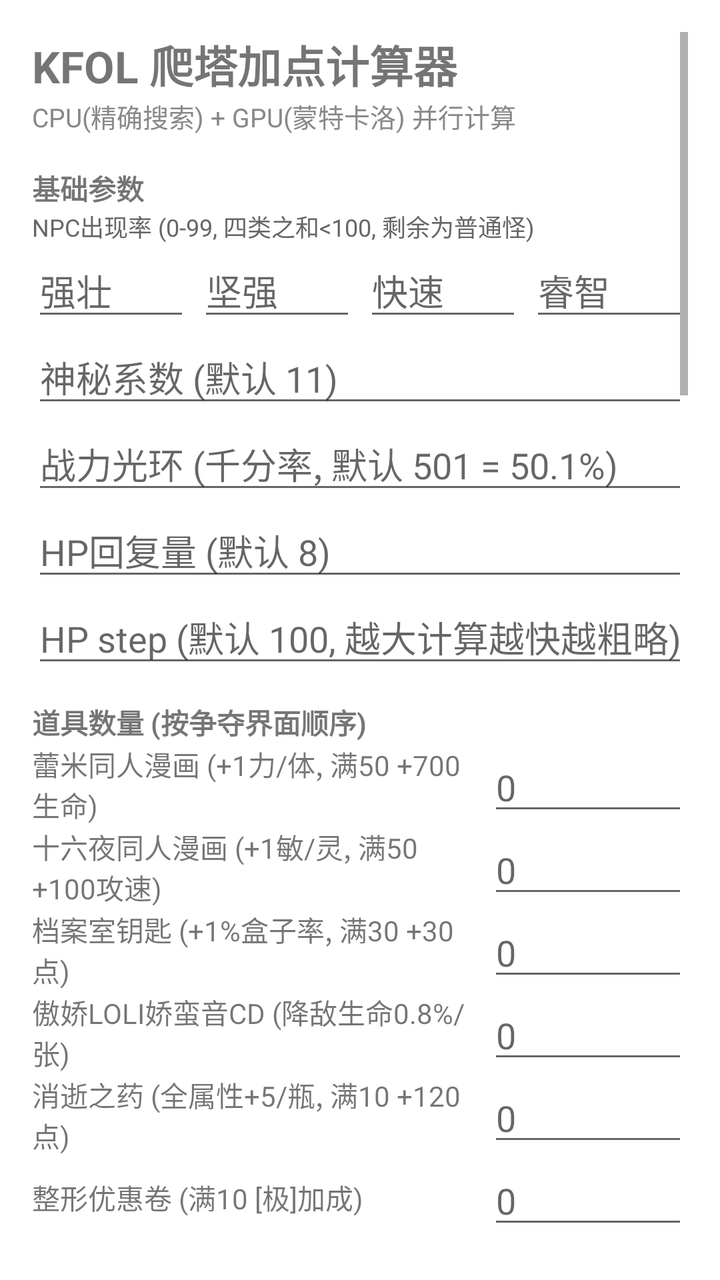
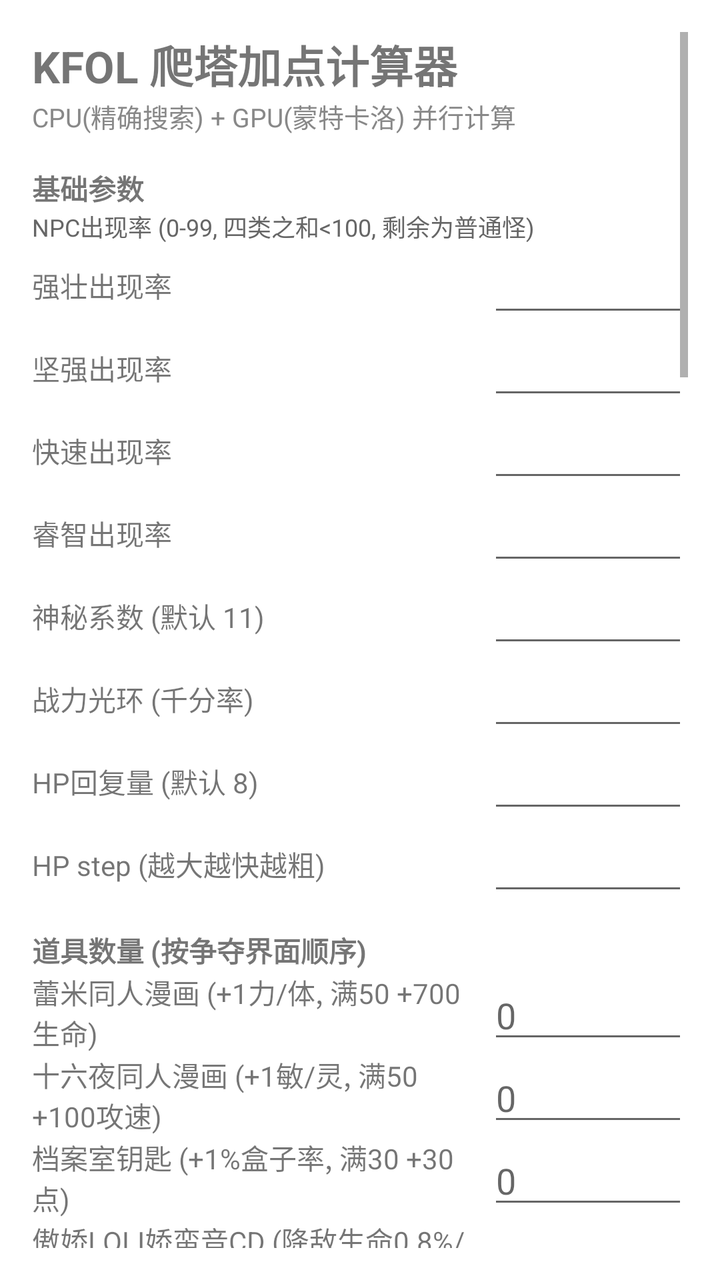

Before-and-after screenshots of an Android layout around one commit, followed by the original layout XML and the change that was made.
<!-- AndroidManifest.xml: application theme Theme.KFOLCalc -->
<!-- res/layout/activity_main.xml -->
<?xml version="1.0" encoding="utf-8"?>
<ScrollView xmlns:android="http://schemas.android.com/apk/res/android"
    android:layout_width="match_parent"
    android:layout_height="match_parent"
    android:padding="16dp">

    <LinearLayout
        android:layout_width="match_parent"
        android:layout_height="wrap_content"
        android:orientation="vertical">

        <TextView
            android:layout_width="wrap_content"
            android:layout_height="wrap_content"
            android:text="KFOL 爬塔加点计算器"
            android:textSize="22sp"
            android:textStyle="bold" />

        <TextView
            android:layout_width="wrap_content"
            android:layout_height="wrap_content"
            android:text="CPU(精确搜索) + GPU(蒙特卡洛) 并行计算"
            android:textSize="13sp"
            android:textColor="#888888" />

        
        <TextView
            android:layout_width="wrap_content"
            android:layout_height="wrap_content"
            android:layout_marginTop="16dp"
            android:text="基础参数"
            android:textStyle="bold" />

        <TextView
            android:layout_width="wrap_content"
            android:layout_height="wrap_content"
            android:text="NPC出现率 (0-99, 四类之和&lt;100, 剩余为普通怪)"
            android:textSize="12sp"
            android:textColor="#666666" />

        <LinearLayout
            android:layout_width="match_parent"
            android:layout_height="wrap_content"
            android:orientation="horizontal">

            <EditText
                android:id="@+id/npcRateStrgInput"
                android:layout_width="0dp"
                android:layout_height="wrap_content"
                android:layout_marginEnd="4dp"
                android:layout_weight="1"
                android:hint="强壮"
                android:inputType="number" />

            <EditText
                android:id="@+id/npcRateToghInput"
                android:layout_width="0dp"
                android:layout_height="wrap_content"
                android:layout_marginEnd="4dp"
                android:layout_weight="1"
                android:hint="坚强"
                android:inputType="number" />

            <EditText
                android:id="@+id/npcRateFastInput"
                android:layout_width="0dp"
                android:layout_height="wrap_content"
                android:layout_marginEnd="4dp"
                android:layout_weight="1"
                android:hint="快速"
                android:inputType="number" />

            <EditText
                android:id="@+id/npcRateClvrInput"
                android:layout_width="0dp"
                android:layout_height="wrap_content"
                android:layout_weight="1"
                android:hint="睿智"
                android:inputType="number" />
        </LinearLayout>

        <EditText
            android:id="@+id/coefInput"
            android:layout_width="match_parent"
            android:layout_height="wrap_content"
            android:hint="神秘系数 (默认 11)"
            android:inputType="number" />

        <EditText
            android:id="@+id/auraInput"
            android:layout_width="match_parent"
            android:layout_height="wrap_content"
            android:hint="战力光环 (千分率, 默认 501 = 50.1%)"
            android:inputType="number" />

        <EditText
            android:id="@+id/hpHealInput"
            android:layout_width="match_parent"
            android:layout_height="wrap_content"
            android:hint="HP回复量 (默认 8)"
            android:inputType="number" />

        <EditText
            android:id="@+id/hpStepInput"
            android:layout_width="match_parent"
            android:layout_height="wrap_content"
            android:hint="HP step (默认 100, 越大计算越快越粗略)"
            android:inputType="number" />

        
        <TextView
            android:layout_width="wrap_content"
            android:layout_height="wrap_content"
            android:layout_marginTop="12dp"
            android:text="道具数量 (按争夺界面顺序)"
            android:textStyle="bold" />

        <LinearLayout
            android:layout_width="match_parent"
            android:layout_height="wrap_content"
            android:orientation="horizontal">

            <TextView
                android:layout_width="0dp"
                android:layout_height="wrap_content"
                android:layout_gravity="center_vertical"
                android:layout_weight="1"
                android:text="蕾米同人漫画 (+1力/体, 满50 +700生命)"
                android:textSize="14sp" />

            <EditText
                android:id="@+id/itemRemInput"
                android:layout_width="100dp"
                android:layout_height="wrap_content"
                android:hint="0"
                android:inputType="number" />
        </LinearLayout>

        <LinearLayout
            android:layout_width="match_parent"
            android:layout_height="wrap_content"
            android:orientation="horizontal">

            <TextView
                android:layout_width="0dp"
                android:layout_height="wrap_content"
                android:layout_gravity="center_vertical"
                android:layout_weight="1"
                android:text="十六夜同人漫画 (+1敏/灵, 满50 +100攻速)"
                android:textSize="14sp" />

            <EditText
                android:id="@+id/itemIzaInput"
                android:layout_width="100dp"
                android:layout_height="wrap_content"
                android:hint="0"
                android:inputType="number" />
        </LinearLayout>

        <LinearLayout
            android:layout_width="match_parent"
            android:layout_height="wrap_content"
            android:orientation="horizontal">

            <TextView
                android:layout_width="0dp"
                android:layout_height="wrap_content"
                android:layout_gravity="center_vertical"
                android:layout_weight="1"
                android:text="档案室钥匙 (+1%盒子率, 满30 +30点)"
                android:textSize="14sp" />

            <EditText
                android:id="@+id/itemKeyInput"
                android:layout_width="100dp"
                android:layout_height="wrap_content"
                android:hint="0"
                android:inputType="number" />
        </LinearLayout>

        <LinearLayout
            android:layout_width="match_parent"
            android:layout_height="wrap_content"
            android:orientation="horizontal">

            <TextView
                android:layout_width="0dp"
                android:layout_height="wrap_content"
                android:layout_gravity="center_vertical"
                android:layout_weight="1"
                android:text="傲娇LOLI娇蛮音CD (降敌生命0.8%/张)"
                android:textSize="14sp" />

            <EditText
                android:id="@+id/itemLolInput"
                android:layout_width="100dp"
                android:layout_height="wrap_content"
                android:hint="0"
                android:inputType="number" />
        </LinearLayout>

        <LinearLayout
            android:layout_width="match_parent"
            android:layout_height="wrap_content"
            android:orientation="horizontal">

            <TextView
                android:layout_width="0dp"
                android:layout_height="wrap_content"
                android:layout_gravity="center_vertical"
                android:layout_weight="1"
                android:text="消逝之药 (全属性+5/瓶, 满10 +120点)"
                android:textSize="14sp" />

            <EditText
                android:id="@+id/itemYaoInput"
                android:layout_width="100dp"
                android:layout_height="wrap_content"
                android:hint="0"
                android:inputType="number" />
        </LinearLayout>

        <LinearLayout
            android:layout_width="match_parent"
            android:layout_height="wrap_content"
            android:orientation="horizontal">

            <TextView
                android:layout_width="0dp"
                android:layout_height="wrap_content"
                android:layout_gravity="center_vertical"
                android:layout_weight="1"
                android:text="整形优惠卷 (满10 [极]加成)"
                android:textSize="14sp" />

            <EditText
                android:id="@+id/itemZheInput"
                android:layout_width="100dp"
                android:layout_height="wrap_content"
                android:hint="0"
                android:inputType="number" />
        </LinearLayout>

        
        <TextView
            android:layout_width="wrap_content"
            android:layout_height="wrap_content"
            android:layout_marginTop="12dp"
            android:text="可分配点数 (输入后实时计算最佳加点)"
            android:textStyle="bold" />

        <EditText
            android:id="@+id/pointsInput"
            android:layout_width="match_parent"
            android:layout_height="wrap_content"
            android:hint="可分配点数"
            android:inputType="number" />

        <TextView
            android:layout_width="wrap_content"
            android:layout_height="wrap_content"
            android:layout_marginTop="8dp"
            android:text="最佳加点 (可手动修改, 输入点数后自动计算覆盖)"
            android:textSize="12sp"
            android:textColor="#666666" />

        <LinearLayout
            android:layout_width="match_parent"
            android:layout_height="wrap_content"
            android:orientation="horizontal">

            <TextView
                android:layout_width="0dp"
                android:layout_height="wrap_content"
                android:layout_gravity="center_vertical"
                android:layout_weight="1"
                android:text="力量"
                android:textSize="14sp" />

            <EditText
                android:id="@+id/attrStrInput"
                android:layout_width="100dp"
                android:layout_height="wrap_content"
                android:inputType="number" />
        </LinearLayout>

        <LinearLayout
            android:layout_width="match_parent"
            android:layout_height="wrap_content"
            android:orientation="horizontal">

            <TextView
                android:layout_width="0dp"
                android:layout_height="wrap_content"
                android:layout_gravity="center_vertical"
                android:layout_weight="1"
                android:text="体质"
                android:textSize="14sp" />

            <EditText
                android:id="@+id/attrVitInput"
                android:layout_width="100dp"
                android:layout_height="wrap_content"
                android:inputType="number" />
        </LinearLayout>

        <LinearLayout
            android:layout_width="match_parent"
            android:layout_height="wrap_content"
            android:orientation="horizontal">

            <TextView
                android:layout_width="0dp"
                android:layout_height="wrap_content"
                android:layout_gravity="center_vertical"
                android:layout_weight="1"
                android:text="敏捷"
                android:textSize="14sp" />

            <EditText
                android:id="@+id/attrAgiInput"
                android:layout_width="100dp"
                android:layout_height="wrap_content"
                android:inputType="number" />
        </LinearLayout>

        <LinearLayout
            android:layout_width="match_parent"
            android:layout_height="wrap_content"
            android:orientation="horizontal">

            <TextView
                android:layout_width="0dp"
                android:layout_height="wrap_content"
                android:layout_gravity="center_vertical"
                android:layout_weight="1"
                android:text="灵活"
                android:textSize="14sp" />

            <EditText
                android:id="@+id/attrDexInput"
                android:layout_width="100dp"
                android:layout_height="wrap_content"
                android:inputType="number" />
        </LinearLayout>

        <LinearLayout
            android:layout_width="match_parent"
            android:layout_height="wrap_content"
            android:orientation="horizontal">

            <TextView
                android:layout_width="0dp"
                android:layout_height="wrap_content"
                android:layout_gravity="center_vertical"
                android:layout_weight="1"
                android:text="智力"
                android:textSize="14sp" />

            <EditText
                android:id="@+id/attrIntInput"
                android:layout_width="100dp"
                android:layout_height="wrap_content"
                android:inputType="number" />
        </LinearLayout>

        <LinearLayout
            android:layout_width="match_parent"
            android:layout_height="wrap_content"
            android:orientation="horizontal">

            <TextView
                android:layout_width="0dp"
                android:layout_height="wrap_content"
                android:layout_gravity="center_vertical"
                android:layout_weight="1"
                android:text="意志"
                android:textSize="14sp" />

            <EditText
                android:id="@+id/attrResInput"
                android:layout_width="100dp"
                android:layout_height="wrap_content"
                android:inputType="number" />
        </LinearLayout>

        <LinearLayout
            android:layout_width="match_parent"
            android:layout_height="wrap_content"
            android:orientation="horizontal">

            <TextView
                android:layout_width="0dp"
                android:layout_height="wrap_content"
                android:layout_gravity="center_vertical"
                android:layout_weight="1"
                android:text="耐力"
                android:textSize="14sp" />

            <EditText
                android:id="@+id/attrStaInput"
                android:layout_width="100dp"
                android:layout_height="wrap_content"
                android:inputType="number" />
        </LinearLayout>

        <LinearLayout
            android:layout_width="match_parent"
            android:layout_height="wrap_content"
            android:orientation="horizontal">

            <TextView
                android:layout_width="0dp"
                android:layout_height="wrap_content"
                android:layout_gravity="center_vertical"
                android:layout_weight="1"
                android:text="幸运"
                android:textSize="14sp" />

            <EditText
                android:id="@+id/attrLukInput"
                android:layout_width="100dp"
                android:layout_height="wrap_content"
                android:inputType="number" />
        </LinearLayout>

        
        <TextView
            android:layout_width="wrap_content"
            android:layout_height="wrap_content"
            android:layout_marginTop="12dp"
            android:text="计算模式"
            android:textStyle="bold" />

        <RadioGroup
            android:id="@+id/modeGroup"
            android:layout_width="match_parent"
            android:layout_height="wrap_content"
            android:orientation="horizontal">

            <RadioButton
                android:id="@+id/modeFromFirst"
                android:layout_width="wrap_content"
                android:layout_height="wrap_content"
                android:checked="true"
                android:text="从第一层开始" />

            <RadioButton
                android:id="@+id/modeFromLvl"
                android:layout_width="wrap_content"
                android:layout_height="wrap_content"
                android:text="从指定层开始" />
        </RadioGroup>

        <EditText
            android:id="@+id/startLvlInput"
            android:layout_width="match_parent"
            android:layout_height="wrap_content"
            android:enabled="false"
            android:hint="起始层数 (选「从指定层开始」时生效)"
            android:inputType="number" />

        <EditText
            android:id="@+id/maxLvlInput"
            android:layout_width="match_parent"
            android:layout_height="wrap_content"
            android:hint="目标层数 / 最大层数 (超过视为打不赢)"
            android:inputType="number" />

        
        <TextView
            android:layout_width="wrap_content"
            android:layout_height="wrap_content"
            android:layout_marginTop="12dp"
            android:text="装备等级"
            android:textStyle="bold" />

        <EditText
            android:id="@+id/wpnLvlInput"
            android:layout_width="match_parent"
            android:layout_height="wrap_content"
            android:hint="武器等级"
            android:inputType="number" />

        <EditText
            android:id="@+id/amrLvlInput"
            android:layout_width="match_parent"
            android:layout_height="wrap_content"
            android:hint="护甲等级"
            android:inputType="number" />

        <EditText
            android:id="@+id/neckLvlInput"
            android:layout_width="match_parent"
            android:layout_height="wrap_content"
            android:enabled="false"
            android:hint="项链等级 (绝版, 固定 0)"
            android:inputType="number"
            android:text="0" />

        <TextView
            android:layout_width="wrap_content"
            android:layout_height="wrap_content"
            android:layout_marginTop="12dp"
            android:text="装备粘贴 (绯月复制后一键粘贴)"
            android:textStyle="bold" />

        <TextView
            android:layout_width="wrap_content"
            android:layout_height="wrap_content"
            android:text="类型: Fist/Sword/Bow/Staff(武器) · Body/Plate/Leather/Cloth(防具)"
            android:textSize="11sp"
            android:textColor="#666666" />

        <EditText
            android:id="@+id/equipInput"
            android:layout_width="match_parent"
            android:layout_height="wrap_content"
            android:gravity="top"
            android:hint="【例如：】&#10;Cloth #90442450&#10;1 IMT&#10;4 AMR RFL CRD SLD&#10;8 HEL COF 5 HEL COF 2 SRD COF 5 SLD VIT 5 SRD COF 3 SLD DEX 5 AMR RES 3 HEL COF 2&#10;&#10;Sword #89545072&#10;1 AMT&#10;4 BRC CRT LCH SKL&#10;8 CRT INT 3 BRC AGI 3 BRC COF 4 BRC AGI 5 LCH COF 2 ATK STR 2 SPD AGI 2 BRC INT 5"
            android:inputType="textMultiLine"
            android:minLines="6"
            android:maxLines="12"
            android:textSize="13sp" />

        <Button
            android:id="@+id/pasteBtn"
            android:layout_width="match_parent"
            android:layout_height="wrap_content"
            android:text="一键粘贴" />

        <Button
            android:id="@+id/parseEquipBtn"
            android:layout_width="match_parent"
            android:layout_height="wrap_content"
            android:text="解析装备并加入计算" />

        <TextView
            android:id="@+id/equipInfoView"
            android:layout_width="match_parent"
            android:layout_height="wrap_content"
            android:fontFamily="monospace"
            android:text=""
            android:textSize="12sp" />

        <Button
            android:id="@+id/searchBtn"
            android:layout_width="match_parent"
            android:layout_height="wrap_content"
            android:layout_marginTop="16dp"
            android:text="开始计算" />

        
        <TextView
            android:layout_width="wrap_content"
            android:layout_height="wrap_content"
            android:layout_marginTop="16dp"
            android:text="高级选项 (LIMIT ~ MINWINRATE)"
            android:textStyle="bold" />

        <TextView
            android:layout_width="wrap_content"
            android:layout_height="wrap_content"
            android:text="从 kfol.in 可选选项区复制后一键粘贴, 默认已填推荐配置"
            android:textSize="11sp"
            android:textColor="#666666" />

        <EditText
            android:id="@+id/optInput"
            android:layout_width="match_parent"
            android:layout_height="wrap_content"
            android:gravity="top"
            android:hint="LIMIT 1 200&#10;VIT MAX 150&#10;ENDLIMIT&#10;MAXROUND 15&#10;FASTSKILL 4&#10;TOUGHSKILL 1&#10;BATTLESTEP 10&#10;GRIDOPTION 6 3 5&#10;MINWINRATE 100"
            android:inputType="textMultiLine"
            android:minLines="8"
            android:maxLines="14"
            android:textSize="13sp" />

        <Button
            android:id="@+id/pasteOptBtn"
            android:layout_width="match_parent"
            android:layout_height="wrap_content"
            android:text="一键粘贴高级选项" />

        <TextView
            android:id="@+id/statusView"
            android:layout_width="match_parent"
            android:layout_height="wrap_content"
            android:layout_marginTop="8dp"
            android:text=""
            android:textSize="14sp" />

        <TextView
            android:id="@+id/resultView"
            android:layout_width="match_parent"
            android:layout_height="wrap_content"
            android:layout_marginTop="8dp"
            android:fontFamily="monospace"
            android:text=""
            android:textSize="15sp" />

    </LinearLayout>
</ScrollView>
<!-- resources referenced by this layout -->
<resources>
  <style name="Theme.KFOLCalc" parent="Theme.MaterialComponents.DayNight.NoActionBar" />
</resources>

<!-- the commit's change to res/layout/activity_main.xml (unified diff, before → after) -->
@@ -43,69 +43,160 @@
             android:layout_height="wrap_content"
             android:orientation="horizontal">
 
+            <TextView
+                android:layout_width="0dp"
+                android:layout_height="wrap_content"
+                android:layout_gravity="center_vertical"
+                android:layout_weight="1"
+                android:text="强壮出现率"
+                android:textSize="14sp" />
+
             <EditText
                 android:id="@+id/npcRateStrgInput"
-                android:layout_width="0dp"
-                android:layout_height="wrap_content"
-                android:layout_marginEnd="4dp"
-                android:layout_weight="1"
-                android:hint="强壮"
-                android:inputType="number" />
+                android:layout_width="100dp"
+                android:layout_height="wrap_content"
+                android:inputType="number" />
+        </LinearLayout>
+
+        <LinearLayout
+            android:layout_width="match_parent"
+            android:layout_height="wrap_content"
+            android:orientation="horizontal">
+
+            <TextView
+                android:layout_width="0dp"
+                android:layout_height="wrap_content"
+                android:layout_gravity="center_vertical"
+                android:layout_weight="1"
+                android:text="坚强出现率"
+                android:textSize="14sp" />
 
             <EditText
                 android:id="@+id/npcRateToghInput"
-                android:layout_width="0dp"
-                android:layout_height="wrap_content"
-                android:layout_marginEnd="4dp"
-                android:layout_weight="1"
-                android:hint="坚强"
-                android:inputType="number" />
+                android:layout_width="100dp"
+                android:layout_height="wrap_content"
+                android:inputType="number" />
+        </LinearLayout>
+
+        <LinearLayout
+            android:layout_width="match_parent"
+            android:layout_height="wrap_content"
+            android:orientation="horizontal">
+
+            <TextView
+                android:layout_width="0dp"
+                android:layout_height="wrap_content"
+                android:layout_gravity="center_vertical"
+                android:layout_weight="1"
+                android:text="快速出现率"
+                android:textSize="14sp" />
 
             <EditText
                 android:id="@+id/npcRateFastInput"
-                android:layout_width="0dp"
-                android:layout_height="wrap_content"
-                android:layout_marginEnd="4dp"
-                android:layout_weight="1"
-                android:hint="快速"
-                android:inputType="number" />
+                android:layout_width="100dp"
+                android:layout_height="wrap_content"
+                android:inputType="number" />
+        </LinearLayout>
+
+        <LinearLayout
+            android:layout_width="match_parent"
+            android:layout_height="wrap_content"
+            android:orientation="horizontal">
+
+            <TextView
+                android:layout_width="0dp"
+                android:layout_height="wrap_content"
+                android:layout_gravity="center_vertical"
+                android:layout_weight="1"
+                android:text="睿智出现率"
+                android:textSize="14sp" />
 
             <EditText
                 android:id="@+id/npcRateClvrInput"
-                android:layout_width="0dp"
-                android:layout_height="wrap_content"
-                android:layout_weight="1"
-                android:hint="睿智"
-                android:inputType="number" />
-        </LinearLayout>
-
-        <EditText
-            android:id="@+id/coefInput"
-            android:layout_width="match_parent"
-            android:layout_height="wrap_content"
-            android:hint="神秘系数 (默认 11)"
-            android:inputType="number" />
-
-        <EditText
-            android:id="@+id/auraInput"
-            android:layout_width="match_parent"
-            android:layout_height="wrap_content"
-            android:hint="战力光环 (千分率, 默认 501 = 50.1%)"
-            android:inputType="number" />
-
-        <EditText
-            android:id="@+id/hpHealInput"
-            android:layout_width="match_parent"
-            android:layout_height="wrap_content"
-            android:hint="HP回复量 (默认 8)"
-            android:inputType="number" />
-
-        <EditText
-            android:id="@+id/hpStepInput"
-            android:layout_width="match_parent"
-            android:layout_height="wrap_content"
-            android:hint="HP step (默认 100, 越大计算越快越粗略)"
-            android:inputType="number" />
+                android:layout_width="100dp"
+                android:layout_height="wrap_content"
+                android:inputType="number" />
+        </LinearLayout>
+
+        <LinearLayout
+            android:layout_width="match_parent"
+            android:layout_height="wrap_content"
+            android:orientation="horizontal">
+
+            <TextView
+                android:layout_width="0dp"
+                android:layout_height="wrap_content"
+                android:layout_gravity="center_vertical"
+                android:layout_weight="1"
+                android:text="神秘系数 (默认 11)"
+                android:textSize="14sp" />
+
+            <EditText
+                android:id="@+id/coefInput"
+                android:layout_width="100dp"
+                android:layout_height="wrap_content"
+                android:inputType="number" />
+        </LinearLayout>
+
+        <LinearLayout
+            android:layout_width="match_parent"
+            android:layout_height="wrap_content"
+            android:orientation="horizontal">
+
+            <TextView
+                android:layout_width="0dp"
+                android:layout_height="wrap_content"
+                android:layout_gravity="center_vertical"
+                android:layout_weight="1"
+                android:text="战力光环 (千分率)"
+                android:textSize="14sp" />
+
+            <EditText
+                android:id="@+id/auraInput"
+                android:layout_width="100dp"
+                android:layout_height="wrap_content"
+                android:inputType="number" />
+        </LinearLayout>
+
+        <LinearLayout
+            android:layout_width="match_parent"
+            android:layout_height="wrap_content"
+            android:orientation="horizontal">
+
+            <TextView
+                android:layout_width="0dp"
+                android:layout_height="wrap_content"
+                android:layout_gravity="center_vertical"
+                android:layout_weight="1"
+                android:text="HP回复量 (默认 8)"
+                android:textSize="14sp" />
+
+            <EditText
+                android:id="@+id/hpHealInput"
+                android:layout_width="100dp"
+                android:layout_height="wrap_content"
+                android:inputType="number" />
+        </LinearLayout>
+
+        <LinearLayout
+            android:layout_width="match_parent"
+            android:layout_height="wrap_content"
+            android:orientation="horizontal">
+
+            <TextView
+                android:layout_width="0dp"
+                android:layout_height="wrap_content"
+                android:layout_gravity="center_vertical"
+                android:layout_weight="1"
+                android:text="HP step (越大越快越粗)"
+                android:textSize="14sp" />
+
+            <EditText
+                android:id="@+id/hpStepInput"
+                android:layout_width="100dp"
+                android:layout_height="wrap_content"
+                android:inputType="number" />
+        </LinearLayout>
 
         
         <TextView
